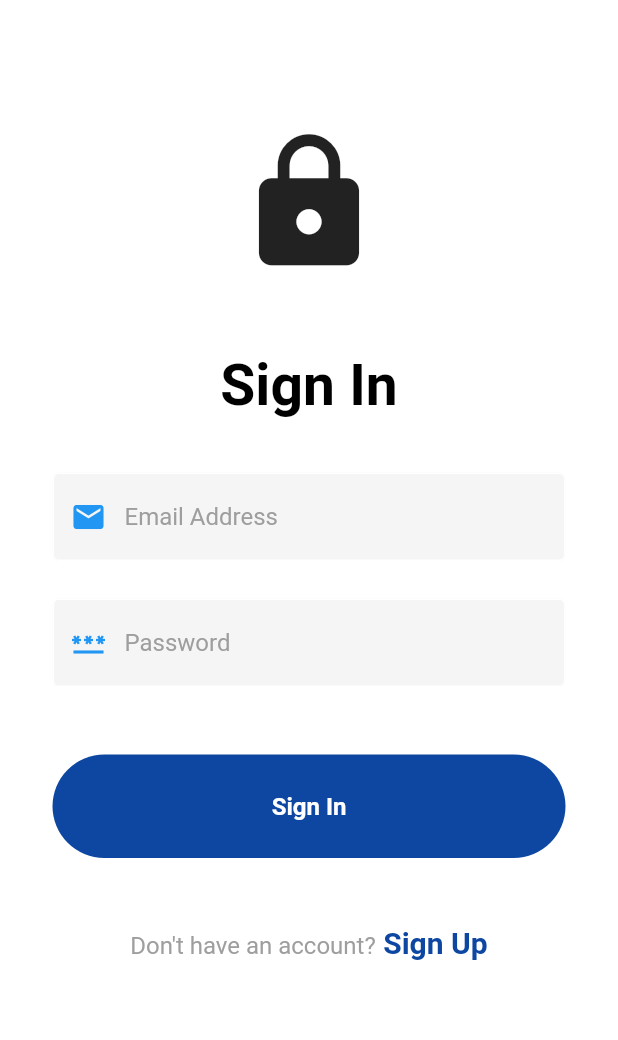
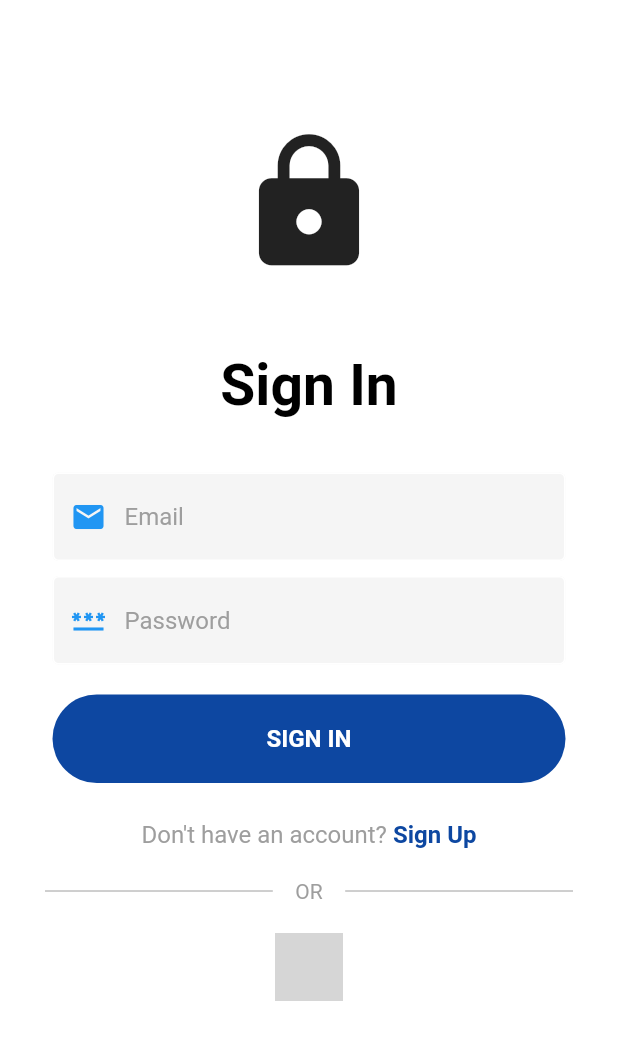
Before and after one commit to terrytwk/hacksc23-netchill, a Flutter app: the screen it shows after launch, on a phone screen of 412 x 824 dp. Shown: the top 1040 px of the screen. Run offline on Flutter 3.47's test engine with Material 2 defaults, Android fonts, the phone set to English and light mode, and no system bars; our stand-ins replace cached_network_image, flutter_riverpod, get, google_maps_flutter; missing offline and left inert: bottom_drawer, requests; network calls fail; Roboto replaces fonts that are missing (DMsans); grey boxes are pictures that could not be loaded.

Commit message:
auth screen design

```diff
--- /dev/null
+++ b/client/lib/components/divider_text.dart
@@ -0,0 +1,35 @@
+import 'package:flutter/material.dart';
+import 'package:flutter/widgets.dart';
+
+class HorizontalOrLine extends StatelessWidget {
+  const HorizontalOrLine({
+    required this.label,
+    required this.height,
+  });
+
+  final String label;
+  final double height;
+
+  @override
+  Widget build(BuildContext context) {
+    return Row(children: <Widget>[
+      Expanded(
+        child: new Container(
+            margin: const EdgeInsets.only(left: 30.0, right: 15.0),
+            child: Divider(
+              color: Colors.grey,
+              height: height,
+            )),
+      ),
+      Text(label, style: TextStyle(color: Colors.grey)),
+      Expanded(
+        child: new Container(
+            margin: const EdgeInsets.only(left: 15.0, right: 30.0),
+            child: Divider(
+              color: Colors.grey,
+              height: height,
+            )),
+      ),
+    ]);
+  }
+}
--- a/client/lib/components/my_button_id.dart
+++ b/client/lib/components/my_button_id.dart
@@ -10,15 +10,15 @@ class MyButtonId extends StatelessWidget {
     return GestureDetector(
       onTap: onTap,
       child: Container(
-        padding: EdgeInsets.all(25),
-        margin: EdgeInsets.symmetric(horizontal: 35),
+        padding: const EdgeInsets.symmetric(vertical: 20),
+        margin: const EdgeInsets.symmetric(horizontal: 35),
         decoration: BoxDecoration(
           color: Colors.blue[900],
-          borderRadius: BorderRadius.circular(50),
+          borderRadius: BorderRadius.circular(100),
         ),
-        child: Center(
+        child: const Center(
           child: Text(
-            "Sign In",
+            "SIGN IN",
             style: TextStyle(
               color: Colors.white,
               fontWeight: FontWeight.bold,
--- a/client/lib/components/my_button_sign_up.dart
+++ b/client/lib/components/my_button_sign_up.dart
@@ -17,7 +17,7 @@ class MyButtonSignUp extends StatelessWidget {
         );
       },
       child: Container(
-        padding: EdgeInsets.all(25),
+        padding: EdgeInsets.all(20),
         margin: EdgeInsets.symmetric(horizontal: 35),
         decoration: BoxDecoration(
           color: Colors.blue[900],
@@ -25,7 +25,7 @@ class MyButtonSignUp extends StatelessWidget {
         ),
         child: Center(
           child: Text(
-            "Continue",
+            "CONTINUE",
             style: TextStyle(
               color: Colors.white,
               fontWeight: FontWeight.bold,
--- a/client/lib/components/my_button_to_mainpage.dart
+++ b/client/lib/components/my_button_to_mainpage.dart
@@ -18,7 +18,7 @@ class MyButtonMainpage extends StatelessWidget {
         );
       },
       child: Container(
-        padding: EdgeInsets.all(25),
+        padding: EdgeInsets.all(20),
         margin: EdgeInsets.symmetric(horizontal: 35),
         decoration: BoxDecoration(
           color: Colors.blue[900],
@@ -26,7 +26,7 @@ class MyButtonMainpage extends StatelessWidget {
         ),
         child: Center(
           child: Text(
-            "Continue",
+            "CONTINUE",
             style: TextStyle(
               color: Colors.white,
               fontWeight: FontWeight.bold,
--- a/client/lib/pages/sign_in.dart
+++ b/client/lib/pages/sign_in.dart
@@ -4,9 +4,8 @@ import 'package:netchill/components/my_textfield_id.dart';
 import 'package:netchill/components/my_textfield_pwd.dart';
 import 'package:netchill/components/my_button_Id.dart';
 import 'package:flutter/gestures.dart';
-import 'package:netchill/components/my_button_sign_up.dart';
-import 'package:netchill/pages/sign_up_2.dart';
 import 'package:get/get.dart';
+import 'package:netchill/components/divider_text.dart';
 
 class SignInPage extends StatelessWidget {
   SignInPage({super.key});
@@ -48,12 +47,12 @@ class SignInPage extends StatelessWidget {
               SizedBox(height: 35),
               MyTextFieldId(
                 controller: usernameController,
-                hintText: 'Email Address',
+                hintText: 'Email',
                 obscureText: false,
               ),
 
               // Password Textfield
-              SizedBox(height: 25),
+              SizedBox(height: 10),
               MyTextFieldPassword(
                 controller: passwordController,
                 hintText: 'Password',
@@ -61,7 +60,7 @@ class SignInPage extends StatelessWidget {
               ),
 
               // Sign In Button
-              SizedBox(height: 45),
+              SizedBox(height: 20),
 
               MyButtonId(
                 // need to work on button clicked -> verify the username & password
@@ -69,12 +68,12 @@ class SignInPage extends StatelessWidget {
               ),
 
               // Don't Have an Account?
-              SizedBox(height: 45),
+              SizedBox(height: 25),
 
               RichText(
                 text: TextSpan(
                     text: "Don't have an account?",
-                    style: TextStyle(
+                    style: const TextStyle(
                       color: Colors.grey,
                       fontSize: 16,
                       fontFamily: 'DMsans',
@@ -84,8 +83,8 @@ class SignInPage extends StatelessWidget {
                         text: " Sign Up",
                         style: TextStyle(
                             color: Colors.blue.shade900,
-                            fontSize: 20,
-                            fontWeight: FontWeight.bold),
+                            fontSize: 16,
+                            fontWeight: FontWeight.w600),
                         recognizer: TapGestureRecognizer()
                           ..onTap = () => Navigator.of(context).push(
                                 MaterialPageRoute(
@@ -95,6 +94,13 @@ class SignInPage extends StatelessWidget {
                       ),
                     ]),
               ),
+              const SizedBox(height: 20),
+              const HorizontalOrLine(height: 10, label: "OR"),
+              const SizedBox(height: 20),
+              Image.network(
+                'https://i.stack.imgur.com/mKpeu.png',
+                height: 45,
+              ),
               // need to be added
             ],
           ),
```
Also changed, not shown: client/lib/pages/sign_up.dart (+6 -6 lines), client/lib/pages/sign_up_2.dart (+7 -7 lines).
